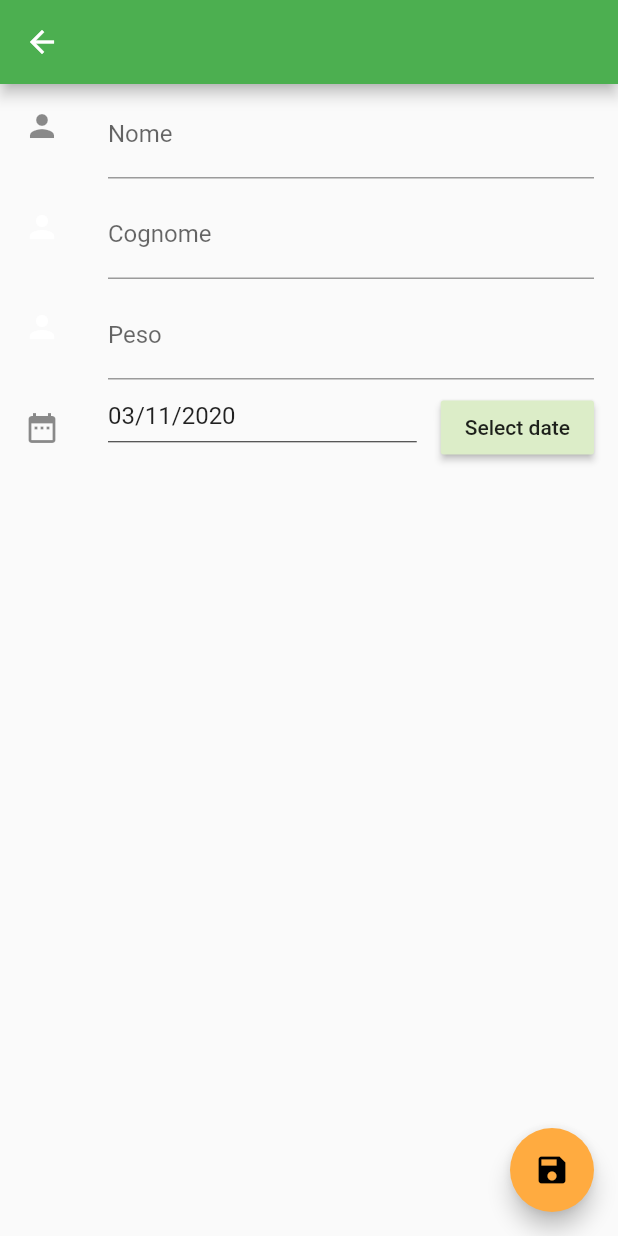
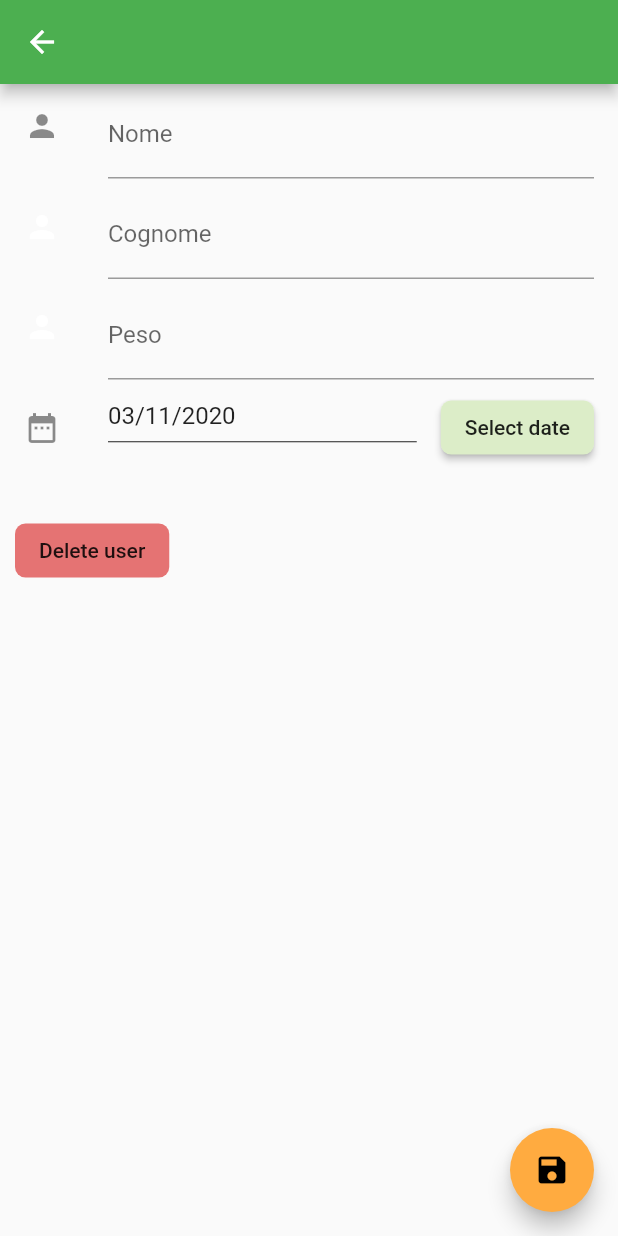
Before and after one commit to ManuelArto/30Days, a Flutter app: the screen it shows after launch, after a tap on the "add" icon, on a phone screen of 412 x 824 dp. Run offline on Flutter 3.47's test engine with Material 2 defaults, Android fonts, the phone set to English and light mode, and no system bars; our stand-ins replace flutter_local_notifications, flutter_native_timezone, rxdart, shared_preferences, timezone.

Commit message:
User Management done

```diff
--- a/lib/main.dart
+++ b/lib/main.dart
@@ -2,7 +2,6 @@ import 'package:TrentaGiorni/providers/users_provider.dart';
 import 'package:flutter/material.dart';
 import 'package:provider/provider.dart';
 
-import 'helpers/notification_helper.dart' as NotificationHelper;
 import 'models/received_notification.dart';
 import 'screens/home_screen.dart';
 import 'screens/user_screen.dart';
@@ -19,9 +18,9 @@ class MyApp extends StatefulWidget {
 class _MyAppState extends State<MyApp> {
   @override
   Widget build(BuildContext context) {
-    initNotification();
     return ChangeNotifierProvider(
-      create: (context) => UsersProvider(),
+      create: (context) =>
+          UsersProvider(onNotificationInLowerVersions, onNotificationClick),
       child: MaterialApp(
         debugShowCheckedModeBanner: false,
         title: '30 Days',
@@ -43,13 +42,6 @@ class _MyAppState extends State<MyApp> {
     );
   }
 
-  void initNotification() {
-    NotificationHelper.init();
-    NotificationHelper.setListenerForLowerVersions(
-        onNotificationInLowerVersions);
-    NotificationHelper.setOnNotificationClick(onNotificationClick);
-  }
-
   void onNotificationInLowerVersions(
       ReceivedNotification receivedNotification) {
     print('Notification Received ${receivedNotification.id}');
--- a/lib/models/user.dart
+++ b/lib/models/user.dart
@@ -1,13 +1,37 @@
-
 import 'package:flutter/material.dart';
 
 class User {
-
-  String id, name, surname;
+  int id;
+  String name, surname;
   double weight;
   DateTime date;
 
-  User({@required this.id, @required this.name, @required this.surname, @required this.weight, @required this.date});
+  User(
+      {@required this.id,
+      @required this.name,
+      @required this.surname,
+      @required this.weight,
+      @required this.date});
 
-  // User.fromJson(String jsonData);
+  User.fromJson(Map<String, dynamic> jsonData)
+      : id = jsonData["id"],
+        name = jsonData["name"],
+        surname = jsonData["surname"],
+        weight = jsonData["weight"],
+        date = DateTime.parse(jsonData["date"]);
+
+  Map<String, dynamic> toJson() => {
+        "id": id,
+        "name": name,
+        "surname": surname,
+        "weight": weight,
+        "date": date.toIso8601String(),
+      };
+
+  void update(Map data) {
+    name = data["name"];
+    surname = data["surname"];
+    weight = data["weight"];
+    date = data["date"];
+  }
 }
--- a/lib/providers/users_provider.dart
+++ b/lib/providers/users_provider.dart
@@ -1,102 +1,75 @@
-import 'package:TrentaGiorni/models/user.dart';
+import 'dart:convert';
+import 'dart:math';
+
 import 'package:flutter/material.dart';
 
+import 'package:TrentaGiorni/models/user.dart';
+import 'package:TrentaGiorni/helpers/notification_helper.dart'
+    as NotificationHelper;
+import 'package:shared_preferences/shared_preferences.dart';
+
 class UsersProvider with ChangeNotifier {
-  List<User> _users = [
-    User(
-        id: UniqueKey().toString(),
-        name: "Pippo",
-        surname: "Arto",
-        weight: 72,
-        date: DateTime.parse("2020-04-04")),
-    User(
-        id: UniqueKey().toString(),
-        name: "Mario",
-        surname: "Rossi",
-        weight: 78,
-        date: DateTime.parse("2020-11-06")),
-    User(
-        id: UniqueKey().toString(),
-        name: "Luigia",
-        surname: "Pallavicini",
-        weight: 56,
-        date: DateTime.parse("2020-12-12")),
-    User(
-        id: UniqueKey().toString(),
-        name: "Eren",
-        surname: "Yeager",
-        weight: 80,
-        date: DateTime.parse("2020-04-23")),
-    User(
-        id: UniqueKey().toString(),
-        name: "Giulia",
-        surname: "Pasqualina",
-        weight: 45,
-        date: DateTime.parse("2020-01-02")),
-    User(
-        id: UniqueKey().toString(),
-        name: "Pippo",
-        surname: "Arto",
-        weight: 72,
-        date: DateTime.parse("2020-11-06")),
-    User(
-        id: UniqueKey().toString(),
-        name: "Mario",
-        surname: "Rossi",
-        weight: 78,
-        date: DateTime.parse("2020-05-02")),
-    User(
-        id: UniqueKey().toString(),
-        name: "Luigia",
-        surname: "Pallavicini",
-        weight: 56,
-        date: DateTime.parse("2020-04-10")),
-    User(
-        id: UniqueKey().toString(),
-        name: "Giulia",
-        surname: "Pasqualina",
-        weight: 45,
-        date: DateTime.parse("2020-05-04")),
-    User(
-        id: UniqueKey().toString(),
-        name: "Dio",
-        surname: "Arto",
-        weight: 72,
-        date: DateTime.parse("2020-04-07")),
-    User(
-        id: UniqueKey().toString(),
-        name: "Mario",
-        surname: "Rossi",
-        weight: 78,
-        date: DateTime.parse("2020-07-04")),
-    User(
-        id: UniqueKey().toString(),
-        name: "Luigia",
-        surname: "Pallavicini",
-        weight: 56,
-        date: DateTime.parse("2020-10-04")),
-  ];
+  static final random = Random();
+  List<User> _users = [];
 
-  get users => _users;
+  get users => List<User>.from(_users);
 
-  void insertUser(Map data) {
-    _users.add(User(
-      id: UniqueKey().toString(),
+  UsersProvider(
+      Function onNotificationInLowerVersions, Function onNotificationClick) {
+    NotificationHelper.init();
+    NotificationHelper.setListenerForLowerVersions(
+        onNotificationInLowerVersions);
+    NotificationHelper.setOnNotificationClick(onNotificationClick);
+    getUsers();
+  }
+
+  void getUsers() async {
+      final prefs = await SharedPreferences.getInstance();
+      Set<String> keys = prefs.getKeys();
+      print("keys: $keys");
+      keys.forEach((key) {
+        Map<String, dynamic> jsonData = json.decode(prefs.getString(key));
+        print(jsonData);
+        _users.add(User.fromJson(jsonData));
+      });
+  }
+
+  void insertUser(Map data) async {
+    User user = User(
+      id: random.nextInt(pow(2, 31) - 1),
       name: data['name'],
       surname: data['surname'],
       weight: data['weight'],
       date: data['date'],
-    ));
+    );
+    _users.add(user);
 
-    // sharedPreferences
+    final prefs = await SharedPreferences.getInstance();
+    prefs.setString(user.id.toString(), json.encode(user.toJson()));
+
+    // NotificationHelper.scheduleNotification(user);
 
     notifyListeners();
   }
 
-  void removeUser(String id) {
+  void editUser(int id, Map data) async {
+    User user = _users.firstWhere((user) => user.id == id);
+    // if (user.date != data["date"])
+    // NotificationHelper.scheduleNotification(user);
+    user.update(data);
+
+    final prefs = await SharedPreferences.getInstance();
+    prefs.setString(user.id.toString(), json.encode(user.toJson()));
+
+    notifyListeners();
+  }
+
+  void removeUser(int id) async {
     _users.removeWhere((user) => user.id == id);
+    // NotificationHelper.deleteNotification(id);
 
-    // sharedPreferences
+    final prefs = await SharedPreferences.getInstance();
+    prefs.remove(id.toString());
 
     notifyListeners();
   }
--- a/lib/screens/home_screen.dart
+++ b/lib/screens/home_screen.dart
@@ -35,7 +35,7 @@ class HomeScreen extends StatelessWidget {
       floatingActionButton: FloatingActionButton(
         child: Icon(Icons.add, color: Colors.black),
         onPressed: () async => Navigator.of(context)
-            .pushNamed(UserScreen.routeName, arguments: ""),
+            .pushNamed(UserScreen.routeName, arguments: null),
       ),
     );
   }
--- a/lib/screens/user_screen.dart
+++ b/lib/screens/user_screen.dart
@@ -1,13 +1,15 @@
-import 'package:TrentaGiorni/providers/users_provider.dart';
 import 'package:flutter/material.dart';
 import 'package:intl/intl.dart';
 import 'package:provider/provider.dart';
 
+import 'package:TrentaGiorni/providers/users_provider.dart';
+import 'package:TrentaGiorni/models/user.dart';
+
 class UserScreen extends StatefulWidget {
   static const routeName = "/userScreen";
-  final String id;
+  final User user;
 
-  UserScreen(this.id);
+  UserScreen(this.user);
 
   @override
   _UserScreenState createState() => _UserScreenState();
@@ -40,21 +42,33 @@ class _UserScreenState extends State<UserScreen> {
     if (!_formKey.currentState.validate()) return;
     _formKey.currentState.save();
     _formData["date"] = selectedDate;
-    Provider.of<UsersProvider>(context, listen: false).insertUser(_formData);
+    if (widget.user == null)
+      Provider.of<UsersProvider>(context, listen: false).insertUser(_formData);
+    else
+      Provider.of<UsersProvider>(context, listen: false)
+          .editUser(widget.user.id, _formData);
     Navigator.of(context).pop();
   }
 
   @override
   Widget build(BuildContext context) {
+    if (widget.user != null) {
+      _formData["name"] = widget.user.name;
+      _formData["surname"] = widget.user.surname;
+      _formData["weight"] = widget.user.weight;
+      selectedDate = widget.user.date;
+    }
     return Scaffold(
       appBar: AppBar(),
       body: Form(
         key: _formKey,
         child: Column(
+          crossAxisAlignment: CrossAxisAlignment.start,
           children: <Widget>[
             ListTile(
               leading: const Icon(Icons.person),
               title: TextFormField(
+                initialValue: _formData["name"],
                 decoration: InputDecoration(
                   labelText: "Nome",
                 ),
@@ -66,6 +80,7 @@ class _UserScreenState extends State<UserScreen> {
             ListTile(
               leading: const Icon(Icons.person, color: Colors.white),
               title: TextFormField(
+                initialValue: _formData["surname"],
                 decoration: InputDecoration(
                   labelText: "Cognome",
                 ),
@@ -77,6 +92,7 @@ class _UserScreenState extends State<UserScreen> {
             ListTile(
               leading: const Icon(Icons.person, color: Colors.white),
               title: TextFormField(
+                initialValue: _formData["weight"]?.toString(),
                 keyboardType: TextInputType.number,
                 decoration: InputDecoration(
                   labelText: "Peso",
@@ -100,9 +116,27 @@ class _UserScreenState extends State<UserScreen> {
                 ],
               ),
               trailing: RaisedButton(
+                shape: RoundedRectangleBorder(
+                    borderRadius: BorderRadius.circular(7.0)),
                 color: Colors.lightGreen[100],
                 onPressed: () => _selectDate(context),
                 child: Text('Select date'),
+              ),
+            ),
+            Container(
+              margin: const EdgeInsets.only(top: 30.0, left: 10.0),
+              child: FlatButton(
+                shape: RoundedRectangleBorder(
+                    borderRadius: BorderRadius.circular(7.0)),
+                child: Text("Delete user"),
+                color: Colors.red[300],
+                onPressed: () async {
+                  if (await buildShowDialog(context)) {
+                    Provider.of<UsersProvider>(context, listen: false)
+                        .removeUser(widget.user.id);
+                    Navigator.of(context).pop();
+                  }
+                },
               ),
             ),
           ],
@@ -114,4 +148,29 @@ class _UserScreenState extends State<UserScreen> {
       ),
     );
   }
+
+  Future<bool> buildShowDialog(BuildContext context) {
+    return showDialog(
+      context: context,
+      builder: (BuildContext context) {
+        return AlertDialog(
+          title: const Text("Conferma"),
+          content:
+              const Text("Sei sicuro di volere cancellare questo elemento?"),
+          actions: <Widget>[
+            FlatButton(
+                onPressed: () => Navigator.of(context).pop(true),
+                child: const Text(
+                  "ELIMINA",
+                  style: TextStyle(color: Colors.red),
+                )),
+            FlatButton(
+              onPressed: () => Navigator.of(context).pop(false),
+              child: const Text("ANNULLA"),
+            ),
+          ],
+        );
+      },
+    );
+  }
 }
--- a/lib/widgets/user_cards.dart
+++ b/lib/widgets/user_cards.dart
@@ -1,9 +1,8 @@
 import 'package:TrentaGiorni/models/user.dart';
 import 'package:TrentaGiorni/providers/users_provider.dart';
+import 'package:TrentaGiorni/widgets/user_card.dart';
 import 'package:flutter/material.dart';
-import 'package:intl/intl.dart';
 import 'package:provider/provider.dart';
-
 
 class UserCards extends StatelessWidget {
   final Size screenSize;
@@ -13,7 +12,8 @@ class UserCards extends StatelessWidget {
 
   @override
   Widget build(BuildContext context) {
-    final List<User> users = Provider.of<UsersProvider>(context).users;
+    final usersProvider = Provider.of<UsersProvider>(context);
+    final List<User> users = usersProvider.users;
     if (users.length == 0)
       return Expanded(
         child: Center(
@@ -41,31 +41,7 @@ class UserCards extends StatelessWidget {
         itemCount: _users.length,
         itemBuilder: (context, index) {
           User user = _users[index];
-          return Card(
-            margin: EdgeInsets.only(
-                top: 0,
-                left: 10.0,
-                right: 10.0,
-                bottom: index + 1 == users.length ? 100.0 : 7.0),
-            elevation: 4,
-            shadowColor: Colors.green[300],
-            shape: RoundedRectangleBorder(
-                borderRadius: BorderRadius.circular(15.0),
-                side: BorderSide(color: Colors.grey[300])),
-            child: ListTile(
-              title: Text(
-                "${user.surname} ${user.name}",
-                style: TextStyle(fontWeight: FontWeight.bold, fontSize: 15.0),
-              ),
-              subtitle: Text(
-                  "Peso: ${user.weight}Kg \t\t In data: ${DateFormat('dd/MM/yyyy').format(user.date)}"),
-              trailing: IconButton(
-                icon: Icon(Icons.edit),
-                color: Colors.teal[300],
-                onPressed: () {},
-              ),
-            ),
-          );
+          return UserCard(usersLength: users.length, index: index, user: user);
         },
       ),
     );
--- a/lib/widgets/user_lists.dart
+++ b/lib/widgets/user_lists.dart
@@ -1,6 +1,8 @@
+import 'package:TrentaGiorni/providers/users_provider.dart';
 import 'package:TrentaGiorni/widgets/search_queary.dart';
 import 'package:TrentaGiorni/widgets/user_cards.dart';
 import 'package:flutter/material.dart';
+import 'package:provider/provider.dart';
 
 class UserLists extends StatefulWidget {
   @override
--- a/pubspec.yaml
+++ b/pubspec.yaml
@@ -28,11 +28,17 @@ dependencies:
   intl: ^0.16.1
   provider: ^4.3.2+2
   rxdart: ^0.24.1
+  shared_preferences: ^0.5.12+2
 
 dev_dependencies:
   flutter_test:
     sdk: flutter
+  flutter_launcher_icons: ^0.8.1
   change_app_package_name: ^0.1.2
+
+flutter_icons:
+  android: true
+  image_path: "logo.png"
 
 # For information on the generic Dart part of this file, see the
 # following page: https://dart.dev/tools/pub/pubspec
```
Also changed, not shown: lib/helpers/notification_helper.dart (+22 -3 lines), lib/widgets/user_card.dart (added, +48 -0 lines), lib/helpers/db_helper.dart (deleted), pubspec.lock, 6 other files.
